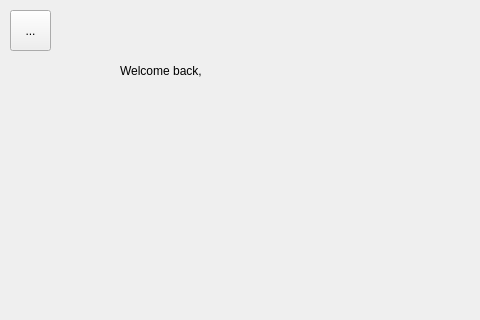
The window that King_Project/mainpageform.ui (greg-maceachern12/MicroManage) describes before a commit, drawn with Qt 5; both pictures show x 0 to 480 and y 0 to 320 of the 647 by 487 pixel window.
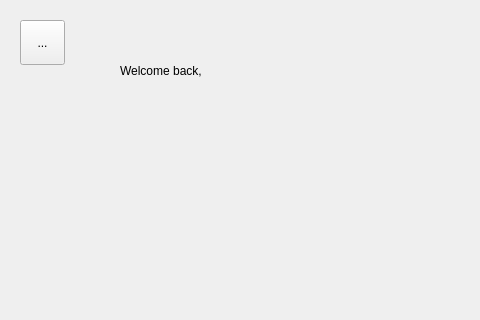
The same window after the commit.

Commit message: Created separate directories for the css style sheets and the images. Added the icons for MainPage, the side menu, and edit mode button. Fixed menu buttons on all pages so that it is always in the same position with the same size. Set the fixed width for the side menu. Linked the edit mode button of the Profile class to the makeEditable() method.

```diff
--- a/King_Project/mainpageform.ui
+++ b/King_Project/mainpageform.ui
@@ -16,10 +16,10 @@
   <widget class="QToolButton" name="menuButton">
    <property name="geometry">
     <rect>
-     <x>10</x>
-     <y>10</y>
-     <width>41</width>
-     <height>41</height>
+     <x>20</x>
+     <y>20</y>
+     <width>45</width>
+     <height>45</height>
     </rect>
    </property>
    <property name="text">
```
Left out of the diff: 6 changed lines with no effect on the pictures. The commit also changes 41 other files.
